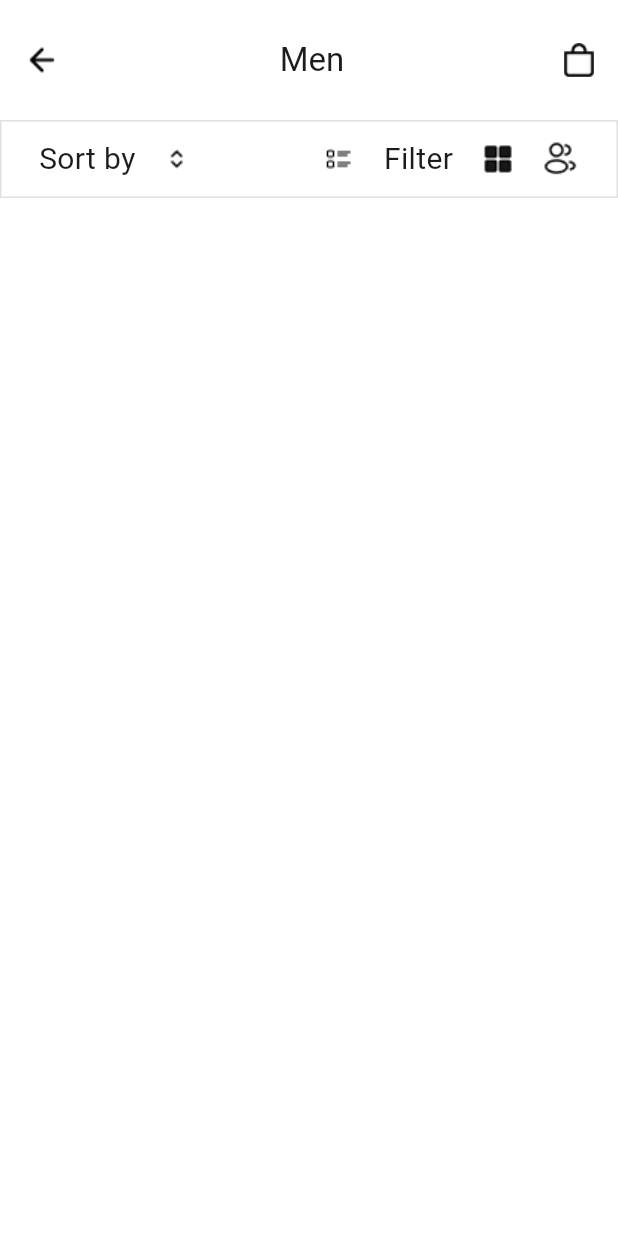
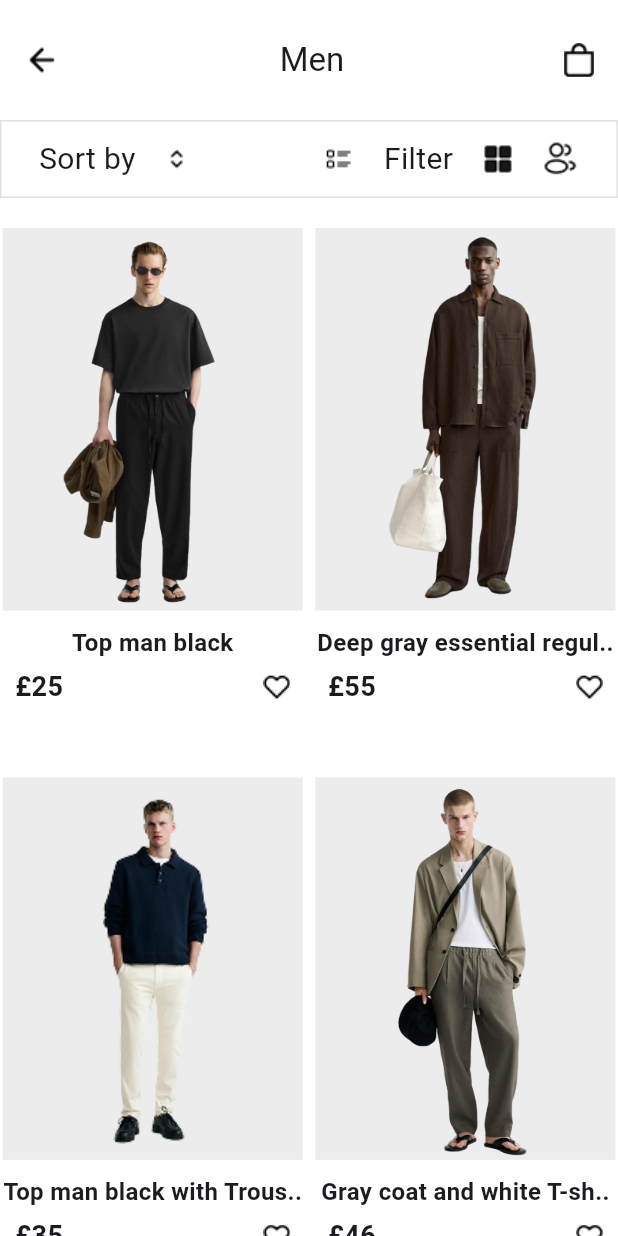
Before and after one commit to AhmedYasserTaha/runway, a Flutter app: the screen it shows after launch, on a phone screen of 412 x 824 dp. Run offline on Flutter 3.47's test engine with Material 3 defaults, Android fonts, the phone set to English and light mode, and no system bars; our stand-ins replace badges, flutter_svg, gap, video_player.

Commit message:
categories done

```diff
--- /dev/null
+++ b/lib/core/model/product_model.dart
@@ -0,0 +1,7 @@
+class ProductModel {
+  final String image;
+  final String price;
+  final String name;
+
+  ProductModel({required this.image, required this.price, required this.name});
+}
--- a/lib/core/widget/custom_app_bar.dart
+++ b/lib/core/widget/custom_app_bar.dart
@@ -17,6 +17,7 @@ class CustomAppBar extends StatelessWidget implements PreferredSizeWidget {
   @override
   Widget build(BuildContext context) {
     return AppBar(
+      scrolledUnderElevation: 0.0,
       backgroundColor: Colors.white,
       centerTitle: true,
       toolbarHeight: preferredSize.height,
--- a/lib/pages/product/categories_screen.dart
+++ b/lib/pages/product/categories_screen.dart
@@ -1,4 +1,6 @@
 import 'package:flutter/material.dart';
+import 'package:gap/gap.dart';
+import 'package:run_away/core/model/product_model.dart';
 import 'package:run_away/core/widget/custom_app_bar.dart';
 import 'package:run_away/pages/product/widget/scetion_one_categories.dart';
 
@@ -7,13 +9,112 @@ class CategoriesScreen extends StatelessWidget {
 
   @override
   Widget build(BuildContext context) {
+    List<ProductModel> products = [
+      ProductModel(
+        image: "assets/images/Cloth 1.png",
+        price: "£25",
+        name: "Top man black",
+      ),
+      ProductModel(
+        image: "assets/images/Cloth 2.png",
+        price: "£55",
+        name: "Deep gray essential regul..",
+      ),
+      ProductModel(
+        image: "assets/images/Cloth 3.png",
+        price: "£35",
+        name: "Top man black with Trous..",
+      ),
+      ProductModel(
+        image: "assets/images/Cloth 4.png",
+        price: "£46",
+        name: "Gray coat and white T-sh..",
+      ),
+      ProductModel(
+        image: "assets/images/Cloth 1.png",
+        price: "£25",
+        name: "Top man black",
+      ),
+      ProductModel(
+        image: "assets/images/Cloth 2.png",
+        price: "£55",
+        name: "Deep gray essential regul..",
+      ),
+      ProductModel(
+        image: "assets/images/Cloth 3.png",
+        price: "£35",
+        name: "Top man black with Trous..",
+      ),
+      ProductModel(
+        image: "assets/images/Cloth 4.png",
+        price: "£46",
+        name: "Gray coat and white T-sh..",
+      ),
+    ];
     return Scaffold(
       appBar: CustomAppBar(
         title: "Men",
         leadingIcon: "assets/icons/arrow-left.png",
         actionIcon: "assets/icons/pag.jpg",
       ),
-      body: Column(children: [SectionOneCategories()]),
+      body: Column(
+        children: [
+          SectionOneCategories(),
+          const Gap(20),
+          Expanded(
+            child: GridView.builder(
+              itemCount: products.length,
+              gridDelegate: SliverGridDelegateWithFixedCrossAxisCount(
+                crossAxisCount: 2,
+                childAspectRatio: 1 / 1.8,
+                crossAxisSpacing: 5,
+              ),
+              itemBuilder: (context, index) {
+                final items = products[index];
+                return Column(
+                  children: [
+                    Container(
+                      height: 255,
+                      width: 200,
+                      decoration: BoxDecoration(color: Color(0xffECECEC)),
+                      child: Image.asset(items.image),
+                    ),
+                    Gap(10),
+                    Text(
+                      maxLines: 1,
+                      items.name,
+                      style: TextStyle(
+                        fontSize: 16,
+                        fontWeight: FontWeight.bold,
+                      ),
+                    ),
+
+                    Padding(
+                      padding: const EdgeInsets.symmetric(
+                        horizontal: 10,
+                        vertical: 5,
+                      ),
+                      child: Row(
+                        mainAxisAlignment: MainAxisAlignment.spaceBetween,
+                        children: [
+                          Text(
+                            items.price,
+                            style: TextStyle(
+                              fontSize: 18,
+                              fontWeight: FontWeight.bold,
+                            ),
+                          ),
+                          Image.asset("assets/icons/heart.png"),
+                        ],
+                      ),
+                    ),
+                  ],
+                );
+              },
+            ),
+          ),
+        ],
+      ),
     );
   }
 }
```
